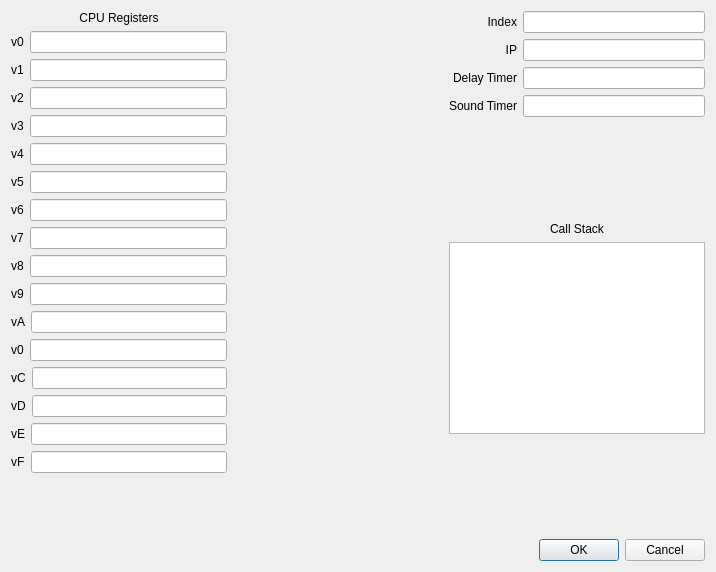
First picture: the form in src/CpuViewer.ui, repository mwales/chip8, before the edit.
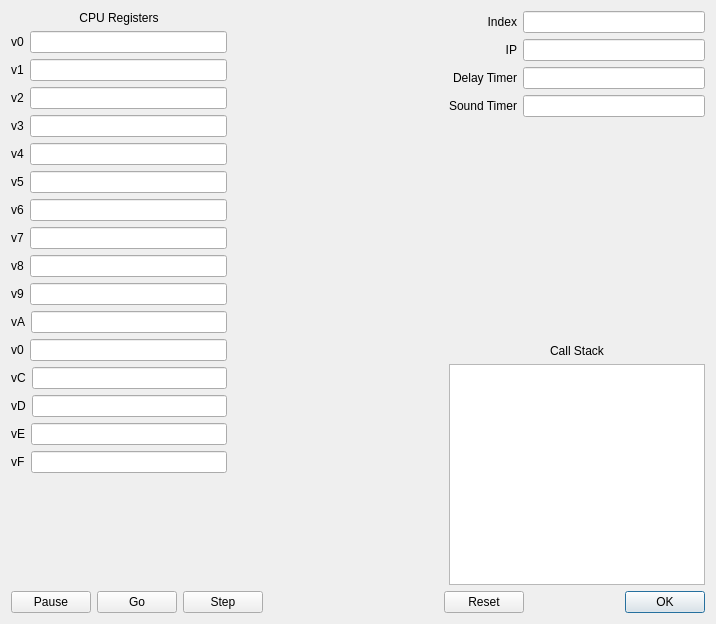
Second picture: the form after the edit.

Diff of the .ui file:
```diff
--- a/src/CpuViewer.ui
+++ b/src/CpuViewer.ui
@@ -7,13 +7,15 @@
     <x>0</x>
     <y>0</y>
     <width>716</width>
-    <height>572</height>
+    <height>624</height>
    </rect>
   </property>
   <property name="windowTitle">
    <string>Dialog</string>
   </property>
-  <layout class="QHBoxLayout" name="horizontalLayout_18">
+  <layout class="QVBoxLayout" name="verticalLayout_3">
+   <item>
+    <layout class="QHBoxLayout" name="horizontalLayout_19">
    <item>
     <layout class="QVBoxLayout" name="verticalLayout_5">
      <item>
@@ -280,8 +282,8 @@
      </property>
      <property name="sizeHint" stdset="0">
       <size>
-       <width>213</width>
-       <height>20</height>
+         <width>48</width>
+         <height>17</height>
       </size>
      </property>
     </spacer>
@@ -370,19 +372,53 @@
      <item>
       <widget class="QListWidget" name="callStack"/>
      </item>
+      </layout>
+     </item>
+    </layout>
+   </item>
      <item>
-      <spacer name="verticalSpacer_2">
+    <layout class="QHBoxLayout" name="horizontalLayout_18">
+     <item>
+      <widget class="QPushButton" name="pauseButton">
+       <property name="text">
+        <string>Pause</string>
+       </property>
+      </widget>
+     </item>
+     <item>
+      <widget class="QPushButton" name="goButton">
+       <property name="text">
+        <string>Go</string>
+       </property>
+      </widget>
+     </item>
+     <item>
+      <widget class="QPushButton" name="stepButton">
+       <property name="text">
+        <string>Step</string>
+       </property>
+      </widget>
+     </item>
+     <item>
+      <spacer name="horizontalSpacer_3">
        <property name="orientation">
-        <enum>Qt::Vertical</enum>
+        <enum>Qt::Horizontal</enum>
        </property>
        <property name="sizeHint" stdset="0">
         <size>
-         <width>20</width>
-         <height>40</height>
+         <width>40</width>
+         <height>20</height>
         </size>
        </property>
       </spacer>
      </item>
+     <item>
+      <widget class="QPushButton" name="resetButton">
+       <property name="text">
+        <string>Reset</string>
+       </property>
+      </widget>
+     </item>
      <item>
       <layout class="QHBoxLayout" name="horizontalLayout_17">
        <item>
@@ -404,7 +440,7 @@
           <enum>Qt::Horizontal</enum>
          </property>
          <property name="standardButtons">
-          <set>QDialogButtonBox::Cancel|QDialogButtonBox::Ok</set>
+          <set>QDialogButtonBox::Ok</set>
          </property>
         </widget>
        </item>
```
Left out of the diff: 36 changed lines with no effect on the pictures. Lines whose indentation alone changed are shown as unchanged.
